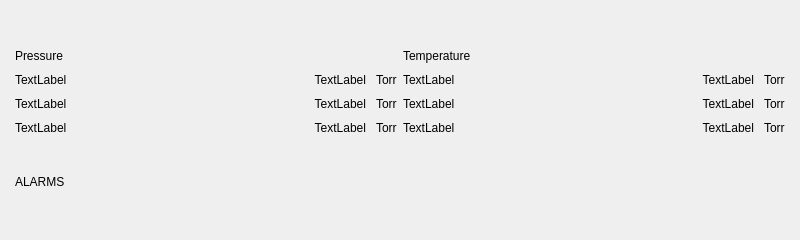
The window that ui/resources/RunPage_test.ui (tamdak-dan/rch-steamer) describes before a commit, drawn with Qt 5.
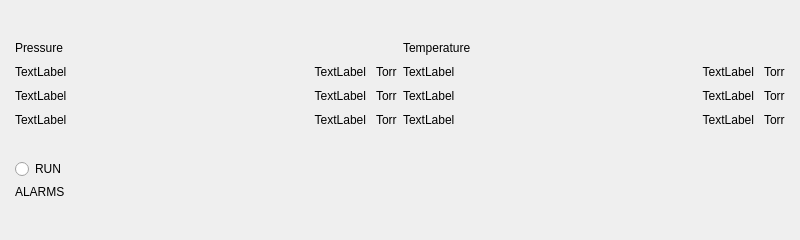
The same window after the commit.

The edit to the form file:
```diff
--- a/ui/resources/RunPage_test.ui
+++ b/ui/resources/RunPage_test.ui
@@ -365,6 +365,13 @@
    </item>
    <item>
     <layout class="QVBoxLayout" name="verticalLayout_11">
+     <item>
+      <widget class="QRadioButton" name="HMI_bRun">
+       <property name="text">
+        <string>RUN</string>
+       </property>
+      </widget>
+     </item>
      <item>
       <widget class="QLabel" name="label_21">
        <property name="sizePolicy">
```
